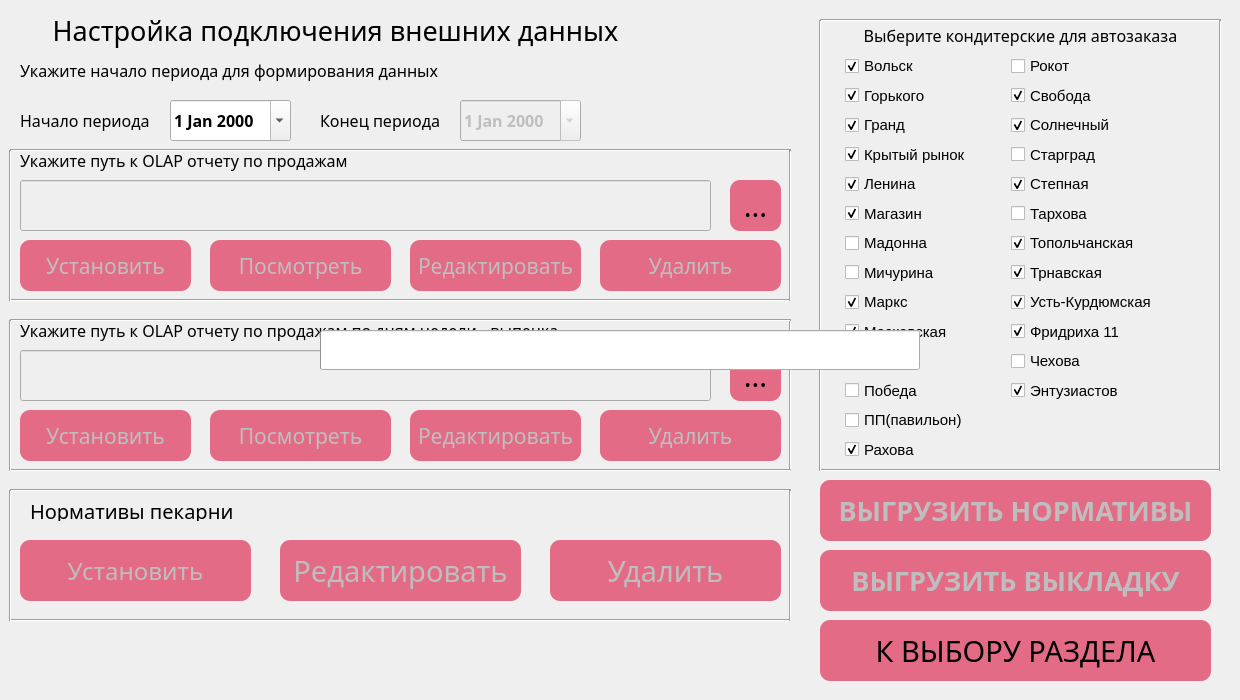
Before: the Qt Designer form ui/bakery.ui in PavelZagumenkin/Malina_Orders_v1, drawn with Qt 5.
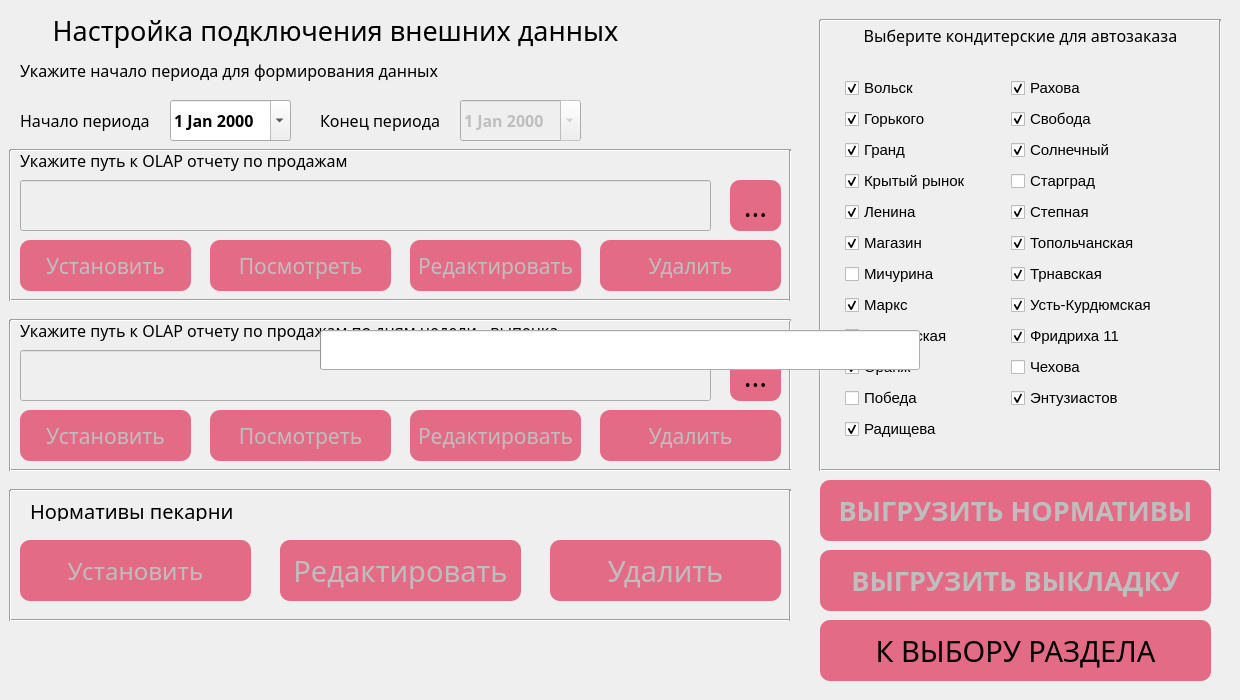
After: the same form once the commit is applied. Icons and pictures are not drawn.

Diff of the .ui file:
```diff
--- a/ui/bakery.ui
+++ b/ui/bakery.ui
@@ -1058,18 +1058,6 @@
       </widget>
      </item>
      <item row="6" column="0">
-      <widget class="QCheckBox" name="cb_madonna">
-       <property name="font">
-        <font>
-         <pointsize>11</pointsize>
-        </font>
-       </property>
-       <property name="text">
-        <string>Мадонна</string>
-       </property>
-      </widget>
-     </item>
-     <item row="7" column="0">
       <widget class="QCheckBox" name="cb_michurina">
        <property name="font">
         <font>
@@ -1087,199 +1075,7 @@
        </property>
       </widget>
      </item>
-     <item row="8" column="0">
-      <widget class="QCheckBox" name="cb_marks">
-       <property name="font">
-        <font>
-         <pointsize>11</pointsize>
-        </font>
-       </property>
-       <property name="text">
-        <string>Маркс</string>
-       </property>
-       <property name="checked">
-        <bool>true</bool>
-       </property>
-      </widget>
-     </item>
-     <item row="9" column="0">
-      <widget class="QCheckBox" name="cb_moskovskaya">
-       <property name="font">
-        <font>
-         <pointsize>11</pointsize>
-        </font>
-       </property>
-       <property name="text">
-        <string>Московская</string>
-       </property>
-       <property name="checked">
-        <bool>true</bool>
-       </property>
-      </widget>
-     </item>
-     <item row="10" column="0">
-      <widget class="QCheckBox" name="cb_orang">
-       <property name="font">
-        <font>
-         <pointsize>11</pointsize>
-        </font>
-       </property>
-       <property name="text">
-        <string>Оранж</string>
-       </property>
-       <property name="checked">
-        <bool>true</bool>
-       </property>
-      </widget>
-     </item>
-     <item row="11" column="0">
-      <widget class="QCheckBox" name="cb_pobeda">
-       <property name="font">
-        <font>
-         <pointsize>11</pointsize>
-        </font>
-       </property>
-       <property name="text">
-        <string>Победа</string>
-       </property>
-       <property name="checked">
-        <bool>false</bool>
-       </property>
-      </widget>
-     </item>
-     <item row="12" column="0">
-      <widget class="QCheckBox" name="cb_pavilon">
-       <property name="font">
-        <font>
-         <pointsize>11</pointsize>
-        </font>
-       </property>
-       <property name="text">
-        <string>ПП(павильон)</string>
-       </property>
-      </widget>
-     </item>
-     <item row="13" column="0">
-      <widget class="QCheckBox" name="cb_rahova">
-       <property name="font">
-        <font>
-         <pointsize>11</pointsize>
-        </font>
-       </property>
-       <property name="text">
-        <string>Рахова</string>
-       </property>
-       <property name="checked">
-        <bool>true</bool>
-       </property>
-      </widget>
-     </item>
-     <item row="0" column="1">
-      <widget class="QCheckBox" name="cb_rokot">
-       <property name="font">
-        <font>
-         <pointsize>11</pointsize>
-        </font>
-       </property>
-       <property name="text">
-        <string>Рокот</string>
-       </property>
-       <property name="checked">
-        <bool>false</bool>
-       </property>
-      </widget>
-     </item>
-     <item row="1" column="1">
-      <widget class="QCheckBox" name="cb_svoboda">
-       <property name="font">
-        <font>
-         <pointsize>11</pointsize>
-        </font>
-       </property>
-       <property name="text">
-        <string>Свобода</string>
-       </property>
-       <property name="checked">
-        <bool>true</bool>
-       </property>
-      </widget>
-     </item>
-     <item row="2" column="1">
-      <widget class="QCheckBox" name="cb_solnechnii">
-       <property name="font">
-        <font>
-         <pointsize>11</pointsize>
-        </font>
-       </property>
-       <property name="text">
-        <string>Солнечный</string>
-       </property>
-       <property name="checked">
-        <bool>true</bool>
-       </property>
-      </widget>
-     </item>
-     <item row="3" column="1">
-      <widget class="QCheckBox" name="cb_stargrad">
-       <property name="font">
-        <font>
-         <pointsize>11</pointsize>
-        </font>
-       </property>
-       <property name="text">
-        <string>Старград</string>
-       </property>
-       <property name="checked">
-        <bool>false</bool>
-       </property>
-      </widget>
-     </item>
-     <item row="4" column="1">
-      <widget class="QCheckBox" name="cb_stepnaya">
-       <property name="font">
-        <font>
-         <pointsize>11</pointsize>
-        </font>
-       </property>
-       <property name="text">
-        <string>Степная</string>
-       </property>
-       <property name="checked">
-        <bool>true</bool>
-       </property>
-      </widget>
-     </item>
-     <item row="5" column="1">
-      <widget class="QCheckBox" name="cb_tarhova">
-       <property name="font">
-        <font>
-         <pointsize>11</pointsize>
-        </font>
-       </property>
-       <property name="text">
-        <string>Тархова</string>
-       </property>
-       <property name="checked">
-        <bool>false</bool>
-       </property>
-      </widget>
-     </item>
      <item row="6" column="1">
-      <widget class="QCheckBox" name="cb_topol">
-       <property name="font">
-        <font>
-         <pointsize>11</pointsize>
-        </font>
-       </property>
-       <property name="text">
-        <string>Топольчанская</string>
-       </property>
-       <property name="checked">
-        <bool>true</bool>
-       </property>
-      </widget>
-     </item>
-     <item row="7" column="1">
       <widget class="QCheckBox" name="cb_trnavskaya">
        <property name="font">
         <font>
@@ -1294,7 +1090,22 @@
        </property>
       </widget>
      </item>
-     <item row="8" column="1">
+     <item row="7" column="0">
+      <widget class="QCheckBox" name="cb_marks">
+       <property name="font">
+        <font>
+         <pointsize>11</pointsize>
+        </font>
+       </property>
+       <property name="text">
+        <string>Маркс</string>
+       </property>
+       <property name="checked">
+        <bool>true</bool>
+       </property>
+      </widget>
+     </item>
+     <item row="7" column="1">
       <widget class="QCheckBox" name="cb_ust_kurdym">
        <property name="font">
         <font>
@@ -1309,7 +1120,22 @@
        </property>
       </widget>
      </item>
-     <item row="9" column="1">
+     <item row="8" column="0">
+      <widget class="QCheckBox" name="cb_moskovskaya">
+       <property name="font">
+        <font>
+         <pointsize>11</pointsize>
+        </font>
+       </property>
+       <property name="text">
+        <string>Московская</string>
+       </property>
+       <property name="checked">
+        <bool>true</bool>
+       </property>
+      </widget>
+     </item>
+     <item row="8" column="1">
       <widget class="QCheckBox" name="cb_fridriha">
        <property name="font">
         <font>
@@ -1324,7 +1150,22 @@
        </property>
       </widget>
      </item>
-     <item row="10" column="1">
+     <item row="9" column="0">
+      <widget class="QCheckBox" name="cb_orang">
+       <property name="font">
+        <font>
+         <pointsize>11</pointsize>
+        </font>
+       </property>
+       <property name="text">
+        <string>Оранж</string>
+       </property>
+       <property name="checked">
+        <bool>true</bool>
+       </property>
+      </widget>
+     </item>
+     <item row="9" column="1">
       <widget class="QCheckBox" name="cb_chehova">
        <property name="enabled">
         <bool>true</bool>
@@ -1345,7 +1186,22 @@
        </property>
       </widget>
      </item>
-     <item row="11" column="1">
+     <item row="10" column="0">
+      <widget class="QCheckBox" name="cb_pobeda">
+       <property name="font">
+        <font>
+         <pointsize>11</pointsize>
+        </font>
+       </property>
+       <property name="text">
+        <string>Победа</string>
+       </property>
+       <property name="checked">
+        <bool>false</bool>
+       </property>
+      </widget>
+     </item>
+     <item row="10" column="1">
       <widget class="QCheckBox" name="cb_entuziastov">
        <property name="font">
         <font>
@@ -1360,6 +1216,111 @@
        </property>
       </widget>
      </item>
+     <item row="5" column="1">
+      <widget class="QCheckBox" name="cb_topol">
+       <property name="font">
+        <font>
+         <pointsize>11</pointsize>
+        </font>
+       </property>
+       <property name="text">
+        <string>Топольчанская</string>
+       </property>
+       <property name="checked">
+        <bool>true</bool>
+       </property>
+      </widget>
+     </item>
+     <item row="4" column="1">
+      <widget class="QCheckBox" name="cb_stepnaya">
+       <property name="font">
+        <font>
+         <pointsize>11</pointsize>
+        </font>
+       </property>
+       <property name="text">
+        <string>Степная</string>
+       </property>
+       <property name="checked">
+        <bool>true</bool>
+       </property>
+      </widget>
+     </item>
+     <item row="3" column="1">
+      <widget class="QCheckBox" name="cb_stargrad">
+       <property name="font">
+        <font>
+         <pointsize>11</pointsize>
+        </font>
+       </property>
+       <property name="text">
+        <string>Старград</string>
+       </property>
+       <property name="checked">
+        <bool>false</bool>
+       </property>
+      </widget>
+     </item>
+     <item row="2" column="1">
+      <widget class="QCheckBox" name="cb_solnechnii">
+       <property name="font">
+        <font>
+         <pointsize>11</pointsize>
+        </font>
+       </property>
+       <property name="text">
+        <string>Солнечный</string>
+       </property>
+       <property name="checked">
+        <bool>true</bool>
+       </property>
+      </widget>
+     </item>
+     <item row="1" column="1">
+      <widget class="QCheckBox" name="cb_svoboda">
+       <property name="font">
+        <font>
+         <pointsize>11</pointsize>
+        </font>
+       </property>
+       <property name="text">
+        <string>Свобода</string>
+       </property>
+       <property name="checked">
+        <bool>true</bool>
+       </property>
+      </widget>
+     </item>
+     <item row="0" column="1">
+      <widget class="QCheckBox" name="cb_rahova">
+       <property name="font">
+        <font>
+         <pointsize>11</pointsize>
+        </font>
+       </property>
+       <property name="text">
+        <string>Рахова</string>
+       </property>
+       <property name="checked">
+        <bool>true</bool>
+       </property>
+      </widget>
+     </item>
+     <item row="11" column="0">
+      <widget class="QCheckBox" name="cb_entuziastov_2">
+       <property name="font">
+        <font>
+         <pointsize>11</pointsize>
+        </font>
+       </property>
+       <property name="text">
+        <string>Радищева</string>
+       </property>
+       <property name="checked">
+        <bool>true</bool>
+       </property>
+      </widget>
+     </item>
     </layout>
    </widget>
    <widget class="Line" name="line">
```
